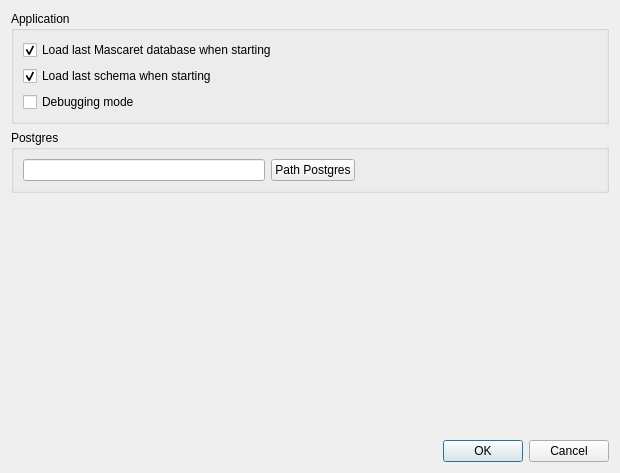
Before: the Qt Designer form ui/ui_settings.ui in Artelia/Mascaret, drawn with Qt 5.
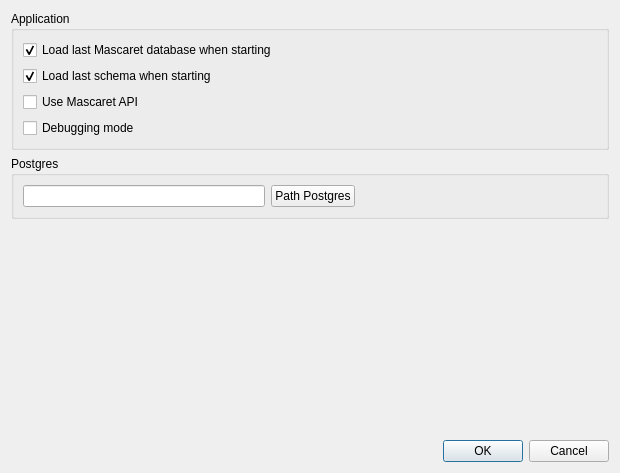
After: the same form once the commit is applied.

```diff
--- a/ui/ui_settings.ui
+++ b/ui/ui_settings.ui
@@ -100,6 +100,16 @@
         </property>
        </widget>
       </item>
+      <item>
+       <widget class="QCheckBox" name="apiChbox">
+        <property name="text">
+         <string>Use Mascaret API</string>
+        </property>
+        <property name="checked">
+         <bool>false</bool>
+        </property>
+       </widget>
+      </item>
       <item>
        <widget class="QCheckBox" name="debugModeChbox">
         <property name="text">
```
